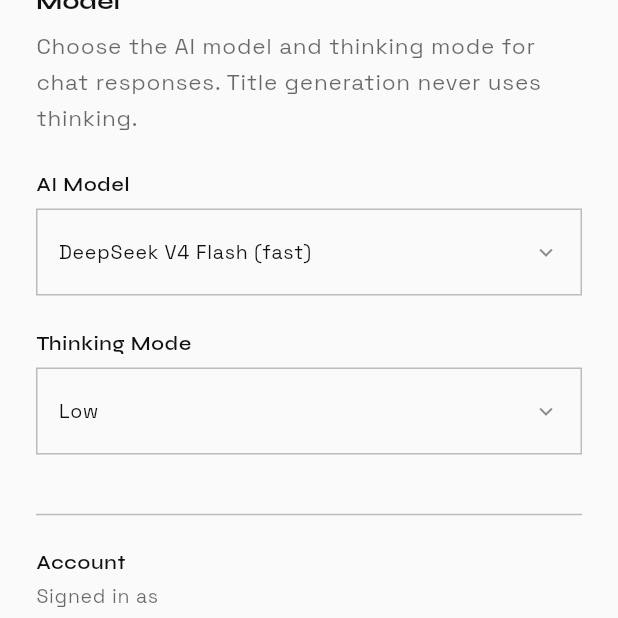
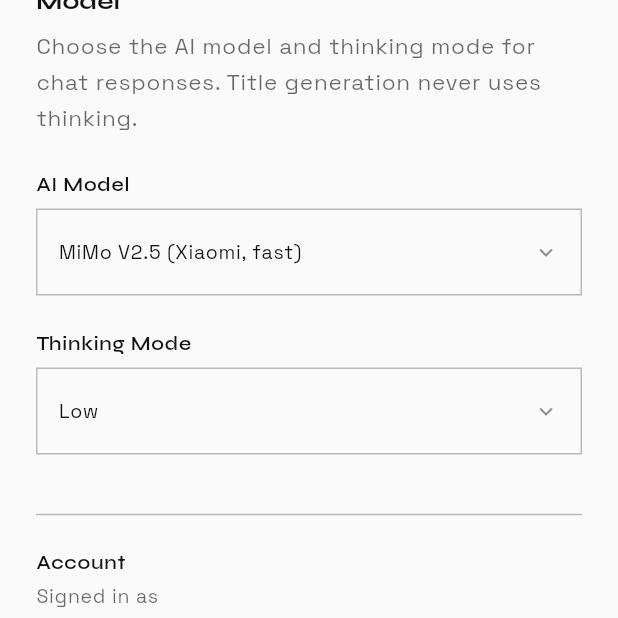
Before and after one commit to wikansetiaji/A-Strange-Loop, a Flutter app: the SettingsScreen screen opened directly, after a tap on "Reconcile with Hardcover", on a phone screen of 412 x 824 dp, the part 618-1236 px from its top. Run offline on Flutter 3.47's test engine with Material 3 defaults, Android fonts, the phone set to English and light mode, and no system bars; our stand-ins replace cloud_firestore, firebase_auth, firebase_core, flutter_markdown, google_fonts, shared_preferences; missing offline and left inert: tiktoken; accounts and stored records are empty; generated files the repository leaves out were written again; network calls fail.

Commit message:
Add Xiaomi MiMo model support (mimo-v2.5, mimo-v2.5-pro)

```diff
--- a/a_strange_loop/lib/models/model_settings.dart
+++ b/a_strange_loop/lib/models/model_settings.dart
@@ -2,11 +2,18 @@
   final String model;
   final String thinkingEffort;
 
-  static const defaultModel = 'deepseek-v4-flash';
+  static const defaultModel = 'mimo-v2.5';
   static const defaultThinking = 'low';
 
-  static const modelOptions = ['deepseek-v4-flash', 'deepseek-v4-pro'];
+  static const modelOptions = [
+    'mimo-v2.5',
+    'mimo-v2.5-pro',
+    'deepseek-v4-flash',
+    'deepseek-v4-pro',
+  ];
   static const thinkingOptions = ['disabled', 'low', 'high', 'max'];
+
+  static bool isMimoModel(String model) => model.startsWith('mimo-');
 
   const ModelSettings({
     this.model = defaultModel,
--- a/a_strange_loop/lib/screens/settings_screen.dart
+++ b/a_strange_loop/lib/screens/settings_screen.dart
@@ -211,9 +211,20 @@
                 context: context,
                 value: _selectedModel,
                 items: ModelSettings.modelOptions,
-                labelBuilder: (v) => v == 'deepseek-v4-flash'
-                    ? 'DeepSeek V4 Flash (fast)'
-                    : 'DeepSeek V4 Pro (powerful)',
+                labelBuilder: (v) {
+                  switch (v) {
+                    case 'mimo-v2.5':
+                      return 'MiMo V2.5 (Xiaomi, fast)';
+                    case 'mimo-v2.5-pro':
+                      return 'MiMo V2.5 Pro (Xiaomi, powerful)';
+                    case 'deepseek-v4-flash':
+                      return 'DeepSeek V4 Flash (fast)';
+                    case 'deepseek-v4-pro':
+                      return 'DeepSeek V4 Pro (powerful)';
+                    default:
+                      return v;
+                  }
+                },
                 onChanged: (v) {
                   setState(() => _selectedModel = v);
                   _saveSettings();
```
Also changed, not shown: a_strange_loop/lib/services/ai_service.dart (+32 -27 lines).
